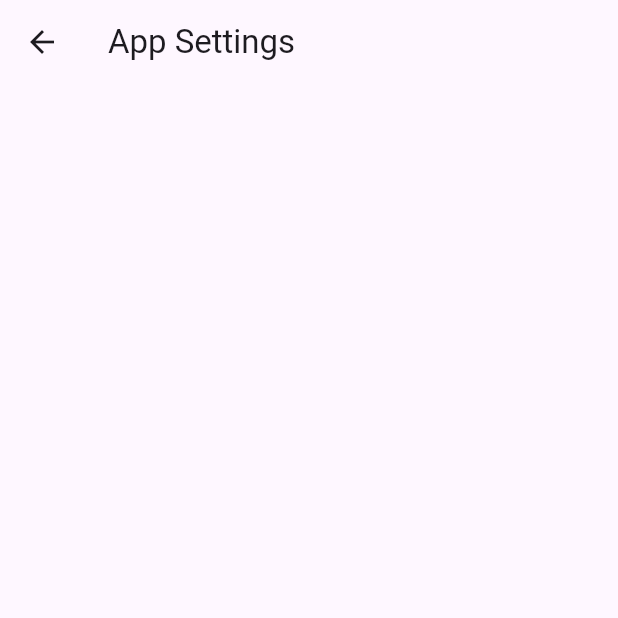
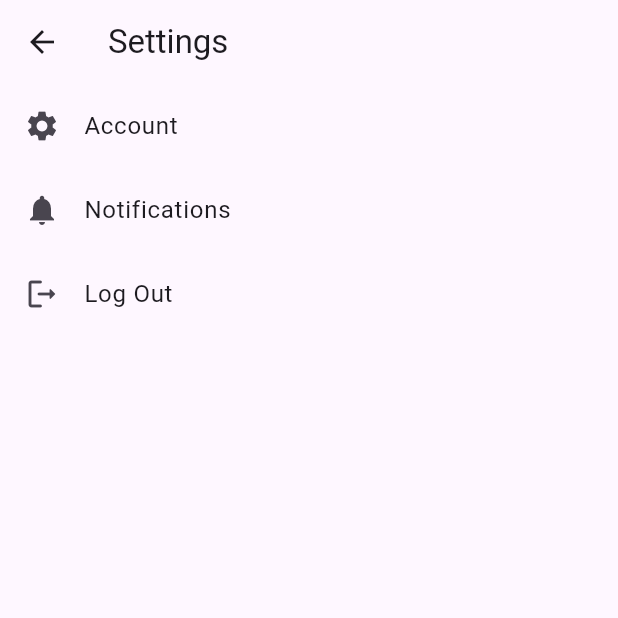
Before and after one commit to UNO-CSCI4830/GlucoGuide, a Flutter app: the AppSettingsPage screen opened by its route, on a phone screen of 412 x 824 dp, the top half of it. Run offline on Flutter 3.47's test engine with Material 3 defaults, Android fonts, the phone set to English and light mode, and no system bars; our stand-ins replace firebase_auth, firebase_core; accounts and stored records are empty.

Commit message:
Setting pages creation

```diff
--- /dev/null
+++ b/glucoguide/lib/screens/app_settings/AccountSettingsPage.dart
@@ -0,0 +1,17 @@
+import 'package:flutter/material.dart';
+
+class AccountSettingsPage extends StatelessWidget {
+  @override
+  Widget build(BuildContext context) {
+    return Scaffold(
+      appBar: AppBar(
+        title: const Text('Account Settings'),
+      ),
+
+      // Account Settings page
+      body: Center(
+        child: const Text('Account Settings'),
+      ),
+    );
+  }
+}
--- a/glucoguide/lib/screens/app_settings/app_settings.dart
+++ b/glucoguide/lib/screens/app_settings/app_settings.dart
@@ -1,4 +1,8 @@
+import 'package:flutter/cupertino.dart';
 import 'package:flutter/material.dart';
+import 'package:glucoguide/screens/app_settings/AccountSettingsPage.dart';
+import 'package:glucoguide/screens/app_settings/NotificationSettingsPage.dart';
+import 'package:glucoguide/screens/login/login_page.dart';
 
 class AppSettingsPage extends StatefulWidget {
   const AppSettingsPage({super.key});
@@ -10,8 +14,59 @@ class AppSettingsPage extends StatefulWidget {
 class _AppSettingsPageState extends State<AppSettingsPage> {
   @override
   Widget build(BuildContext context) {
+    final List<SettingItem> settings = [
+      SettingItem(
+        title: 'Account',
+        icon: Icons.settings,
+        nextPage: AccountSettingsPage(),
+      ),
+      SettingItem(
+        title: 'Notifications',
+        icon: Icons.notifications,
+        nextPage: NotificationSettingsPage(),
+      ),
+      SettingItem(
+        title: 'Log Out',
+        icon: Icons.logout_rounded,
+        // make this secure
+        nextPage: LoginPage(),
+      ),
+    ];
+
     return Scaffold(
-      appBar: AppBar(title: const Text("App Settings")),
+      appBar: AppBar(
+        title: const Text('Settings'),
+      ),
+      body: ListView.builder(
+        itemCount: settings.length,
+        itemBuilder: (context, index) {
+          final setting = settings[index];
+          return ListTile(
+            leading: Icon(setting.icon),
+            title: Text(setting.title),
+            onTap: () {
+              Navigator.push(
+                context,
+                MaterialPageRoute(
+                  builder: (context) => setting.nextPage,
+                ),
+              );
+            },
+          );
+        },
+      ),
     );
   }
 }
+
+class SettingItem {
+  final String title;
+  final IconData icon;
+  final Widget nextPage;
+
+  SettingItem({
+    required this.title,
+    required this.icon,
+    required this.nextPage,
+  });
+}
```
Also changed, not shown: glucoguide/lib/screens/app_settings/NotificationSettingsPage.dart (added, +17 -0 lines).
